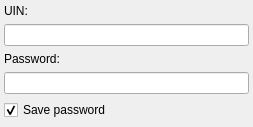
Old version of the form protocols/oscar/src/ui/addaccountform.ui in the repository euroelessar/qutim.
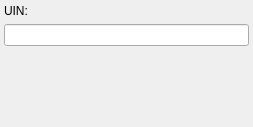
New version of the form.

Diff of the .ui file:
```diff
--- a/protocols/oscar/src/ui/addaccountform.ui
+++ b/protocols/oscar/src/ui/addaccountform.ui
@@ -29,30 +29,6 @@
      <item>
       <widget class="QLineEdit" name="uinEdit"/>
      </item>
-     <item>
-      <widget class="QLabel" name="label_2">
-       <property name="text">
-        <string>Password:</string>
-       </property>
-      </widget>
-     </item>
-     <item>
-      <widget class="QLineEdit" name="passwordEdit">
-       <property name="echoMode">
-        <enum>QLineEdit::Password</enum>
-       </property>
-      </widget>
-     </item>
-     <item>
-      <widget class="QCheckBox" name="passwordBox">
-       <property name="text">
-        <string>Save password</string>
-       </property>
-       <property name="checked">
-        <bool>true</bool>
-       </property>
-      </widget>
-     </item>
     </layout>
    </item>
    <item row="1" column="0">
```
